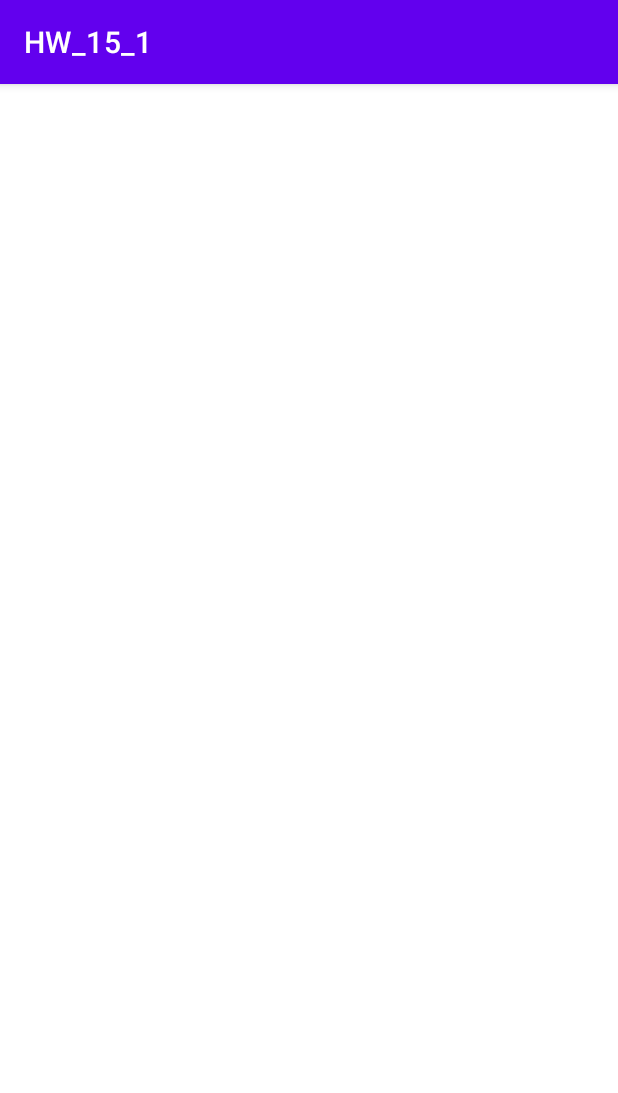
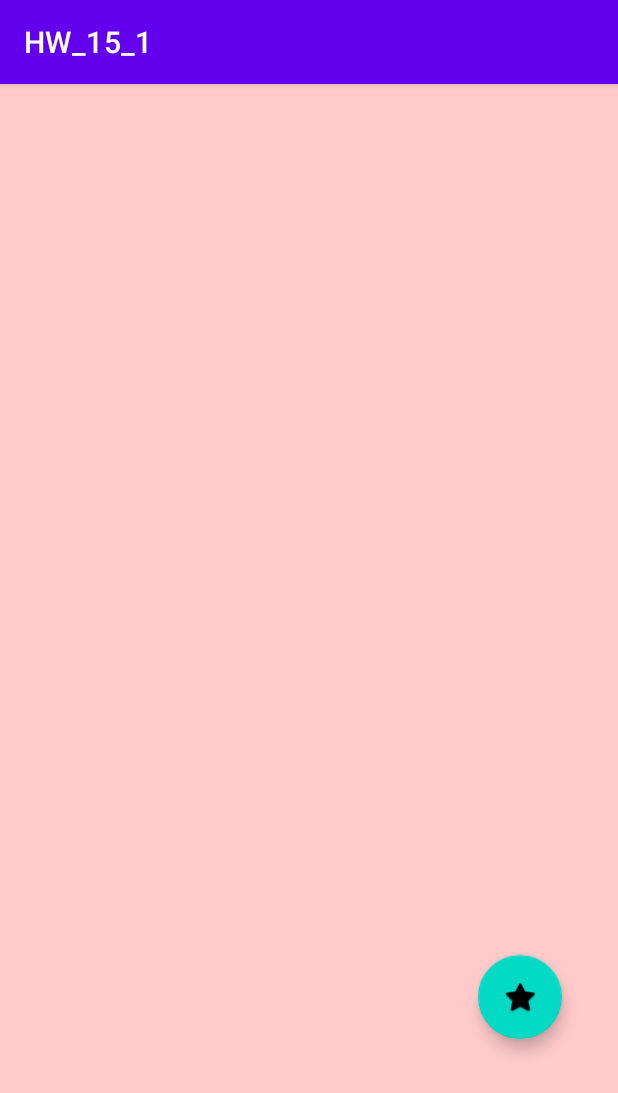
Before and after one commit to alireza-sh92/HW_15_1, an Android app: the SelectedCityFragment screen opened through its navigation route, on a phone screen of 412 x 824 dp. Shown: the top 1093 px of the screen. Run offline under Robolectric (Android 15) with nearby library versions, the phone set to English and light mode, and no system bars; libraries missing offline, so code that uses them is left out: io.sentry; 9 statements that could not run were skipped.

Commit message:
App run Correctly But Must Handler Item Selected And Delete Swaper!

```diff
--- a/app/src/main/java/com/example/hw_15_1/CityFragment.kt
+++ b/app/src/main/java/com/example/hw_15_1/CityFragment.kt
@@ -1,6 +1,7 @@
 package com.example.hw_15_1
 
 import android.os.Bundle
+import android.util.Log
 import android.view.LayoutInflater
 import android.view.View
 import android.view.ViewGroup
@@ -13,51 +14,59 @@ import androidx.recyclerview.selection.StorageStrategy
 import androidx.recyclerview.widget.LinearLayoutManager
 import androidx.recyclerview.widget.RecyclerView
 import com.example.hw_15_1.data.City
-import com.example.hw_15_1.data.getCityName
 import com.example.hw_15_1.databinding.CityFragmentBinding
 import com.example.hw_15_1.recyclerview.MyItemDetailsLookup
 import com.example.hw_15_1.recyclerview.MyItemKeyProvider
 import com.example.hw_15_1.recyclerview.RecyclerAdapter
-import com.example.hw_15_1.viewmodels.SharedViewModel
-import com.google.android.material.floatingactionbutton.FloatingActionButton
+import com.example.hw_15_1.viewmodels.MyViewModel
 
 class CityFragment : Fragment(R.layout.city_fragment) {
-    private var mySharedViewModel: SharedViewModel? = null
+    companion object{
+        const val TAG = "City Fragment"
+    }
     private lateinit var selectedCity: List<City>
     private lateinit var fragmentBinding: CityFragmentBinding
+    private val model: MyViewModel by activityViewModels()
+    private var tracker: SelectionTracker<City>? = null
 
 
     private lateinit var layoutmanager: RecyclerView.LayoutManager
     private lateinit var adapter: RecyclerView.Adapter<RecyclerAdapter.ViewHolder>
-    private val model: SharedViewModel by activityViewModels()
-    private lateinit var tracker: SelectionTracker<City>
     override fun onCreateView(
         inflater: LayoutInflater,
         container: ViewGroup?,
         savedInstanceState: Bundle?
     ): View {
         fragmentBinding = CityFragmentBinding.inflate(inflater, container, false)
-        val sendDataButton:FloatingActionButton = fragmentBinding.btChangeFragment
-        sendDataButton.setOnClickListener {
-            mySharedViewModel?.setData(selectedCity)
-        }
         return fragmentBinding.root
     }
 
     override fun onViewCreated(view: View, savedInstanceState: Bundle?) {
         super.onViewCreated(view, savedInstanceState)
+        recyclerAdapterInitialize()
+
+
+
+        val bt = fragmentBinding.btChangeFragment
+        bt.setOnClickListener {
+            if (tracker?.selection?.isEmpty != true){
+                findNavController().navigate(R.id.selectedFragment)
+            }
+        }
+
+
+
+    }
+
+    private fun recyclerAdapterInitialize() {
         val rvCity: RecyclerView = fragmentBinding.rvCity
+        val myCityList: List<City> = model.cityList.value!!
+        val adapterCity = RecyclerAdapter(myCityList)
 
-        val adapterCity = RecyclerAdapter(getCityName())
+        rvCity.layoutManager = LinearLayoutManager(context)
         rvCity.adapter = adapterCity
-        rvCity.layoutManager = LinearLayoutManager(activity)
+        adapterCity.notifyDataSetChanged()
 
-       val bt =  fragmentBinding.btChangeFragment
-            .apply {
-                setOnClickListener {
-                    findNavController().navigate(R.id.selectedFragment)
-                }
-            }
         tracker = SelectionTracker.Builder<City>(
             "mySelection",
             rvCity,
@@ -65,12 +74,26 @@ class CityFragment : Fragment(R.layout.city_fragment) {
             MyItemDetailsLookup(rvCity),
             StorageStrategy.createParcelableStorage(City::class.java)
         ).withSelectionPredicate(
-            SelectionPredicates.createSelectAnything()
+            SelectionPredicates.createSelectAnything<City?>()
         ).build()
+
+        tracker?.addObserver(
+            object : SelectionTracker.SelectionObserver<City>() {
+                override fun onSelectionChanged() {
+                    super.onSelectionChanged()
+                    val litst = tracker!!.selection.map {
+                        it
+                    }
+                    Log.d(TAG,litst.toString())
+                    model.setSelectedCity(litst)
+
+                }
+
+            }
+        )
 
         adapterCity.tracker = tracker
 
 
-
     }
 }
--- a/app/src/main/java/com/example/hw_15_1/MainActivity.kt
+++ b/app/src/main/java/com/example/hw_15_1/MainActivity.kt
@@ -11,11 +11,9 @@ class MainActivity : AppCompatActivity() {
         setContentView(R.layout.activity_main)
         Sentry.captureMessage("testing SDK setup")
 
-        val navHostFragment = supportFragmentManager.findFragmentById(R.id.nav_host_fragment) as NavHostFragment
-        val navController = navHostFragment.navController
-
-
-
+        val navHostFragment =
+            supportFragmentManager.findFragmentById(R.id.nav_host_fragment) as NavHostFragment
+        navHostFragment.navController
 
 
     }
--- a/app/src/main/java/com/example/hw_15_1/SelectedCityFragment.kt
+++ b/app/src/main/java/com/example/hw_15_1/SelectedCityFragment.kt
@@ -6,16 +6,24 @@ import android.view.View
 import android.view.ViewGroup
 import androidx.fragment.app.Fragment
 import androidx.fragment.app.activityViewModels
+import androidx.recyclerview.selection.SelectionPredicates
+import androidx.recyclerview.selection.SelectionTracker
+import androidx.recyclerview.selection.StorageStrategy
+import androidx.recyclerview.widget.LinearLayoutManager
 import androidx.recyclerview.widget.RecyclerView
+import com.example.hw_15_1.data.City
 import com.example.hw_15_1.databinding.SelectedFragmentBinding
+import com.example.hw_15_1.recyclerview.MyItemDetailsLookup
+import com.example.hw_15_1.recyclerview.MyItemKeyProvider
 import com.example.hw_15_1.recyclerview.RecyclerAdapter
-import com.example.hw_15_1.viewmodels.SharedViewModel
+import com.example.hw_15_1.viewmodels.MyViewModel
 
 class SelectedCityFragment : Fragment(R.layout.selected_fragment) {
     private var fragmentBinding: SelectedFragmentBinding? = null
     private var layoutmanager: RecyclerView.LayoutManager? = null
     private var adapter: RecyclerView.Adapter<RecyclerAdapter.ViewHolder>? = null
-    private val model: SharedViewModel by activityViewModels()
+    private val model: MyViewModel by activityViewModels()
+    private var tracker: SelectionTracker<City>? = null
 
     override fun onCreateView(
         inflater: LayoutInflater,
@@ -28,16 +36,34 @@ class SelectedCityFragment : Fragment(R.layout.selected_fragment) {
 
     override fun onViewCreated(view: View, savedInstanceState: Bundle?) {
         super.onViewCreated(view, savedInstanceState)
-        val rvSelectedCity: RecyclerView? =fragmentBinding?.rvSelectedCity
+        recyclerAdapterInitialize()
+    }
+
+    private fun recyclerAdapterInitialize() {
+        val rvCity: RecyclerView? = fragmentBinding?.rvCity
+        val mySelectedCityList: List<City>? = model.selectedCity.value!!
+        val adapterCity = RecyclerAdapter(mySelectedCityList)
+
+        rvCity?.layoutManager = LinearLayoutManager(context)
+        rvCity?.adapter = adapterCity
+        adapterCity.notifyDataSetChanged()
+
+        tracker = rvCity?.let {
+            SelectionTracker.Builder<City>(
+                "mySelection",
+                it,
+                MyItemKeyProvider(adapterCity),
+                MyItemDetailsLookup(rvCity),
+                StorageStrategy.createParcelableStorage(City::class.java)
+            ).withSelectionPredicate(
+                SelectionPredicates.createSelectAnything<City?>()
+            ).build()
+        }
 
 
-//        val adapterSelectedCity = RecyclerAdapter()
-//        rvSelectedCity.adapter = adapterSelectedCity
-//        rvSelectedCity.layoutManager = LinearLayoutManager(activity)
-//
-    }
-    override fun onDestroyView() {
-        fragmentBinding = null
-        super.onDestroyView()
+
+        adapterCity.tracker = tracker
+
+
     }
 }
--- a/app/src/main/java/com/example/hw_15_1/recyclerview/RecyclerAdapter.kt
+++ b/app/src/main/java/com/example/hw_15_1/recyclerview/RecyclerAdapter.kt
@@ -10,42 +10,44 @@ import androidx.recyclerview.widget.RecyclerView
 import com.example.hw_15_1.R
 import com.example.hw_15_1.data.City
 
-class RecyclerAdapter(private val cityList:List<City>) : RecyclerView.Adapter<RecyclerAdapter.ViewHolder>() {
+class RecyclerAdapter(private val cityList: List<City>?) :
+    RecyclerView.Adapter<RecyclerAdapter.ViewHolder>() {
     var tracker: SelectionTracker<City>? = null
-    private var selectedItemPosition:MutableList<Int> = mutableListOf()
 
-    inner class ViewHolder(itemView: View): RecyclerView.ViewHolder(itemView){
-        val cityTextView = itemView.findViewById<TextView>(R.id.tvCityName)
+    inner class ViewHolder(itemView: View) : RecyclerView.ViewHolder(itemView) {
+        private var cityTextView = itemView.findViewById<TextView>(R.id.tvCityName)
+
+        fun bind(value: String, isActivated: Boolean = false) {
+            cityTextView.text = value
+            itemView.isActivated = isActivated
+        }
 
         fun getItem(): ItemDetailsLookup.ItemDetails<City> =
-            object : ItemDetailsLookup.ItemDetails<City>()  {
+            object : ItemDetailsLookup.ItemDetails<City>() {
                 override fun getPosition(): Int = adapterPosition
-
-
-                override fun getSelectionKey(): City = cityList[position]
+                override fun getSelectionKey(): City? = cityList?.get(position)
             }
     }
 
     override fun onCreateViewHolder(parent: ViewGroup, viewType: Int): ViewHolder {
         val context = parent.context
         val inflater = LayoutInflater.from(context)
-        val cityView = inflater.inflate(R.layout.custom_view,parent,false)
+        val cityView = inflater.inflate(R.layout.custom_view, parent, false)
         return ViewHolder(cityView)
     }
 
     override fun onBindViewHolder(holder: ViewHolder, position: Int) {
+        val city: City = cityList!![position]
         tracker?.let {
-        val city: City = cityList.get(position)
-        val textView = holder.cityTextView
-        textView.setText(city.name)
+            holder.bind(city.name, it.isSelected(city))
         }
     }
 
     override fun getItemCount(): Int {
-        return cityList.size
+        return cityList!!.size
     }
 
-    fun getItem(position: Int) = cityList[position]
-    fun getPosition(name: String) = cityList.indexOfFirst { it.name == name  }
+    fun getItem(position: Int) = cityList?.get(position)
+    fun getPosition(name: String) = cityList?.indexOfFirst { it.name == name }
 
 }
--- a/app/src/main/java/com/example/hw_15_1/viewmodels/MyViewModel.kt
+++ b/app/src/main/java/com/example/hw_15_1/viewmodels/MyViewModel.kt
@@ -6,17 +6,20 @@ import androidx.lifecycle.ViewModel
 import com.example.hw_15_1.data.City
 import com.example.hw_15_1.data.getCityName
 
-class MyViewModel: ViewModel() {
-    private val city:MutableLiveData<List<City>> by lazy {
-        MutableLiveData<List<City>>().also {
-            loadCity()
-        }
+class MyViewModel : ViewModel() {
+    private val _cityList = MutableLiveData<List<City>>()
+    val cityList: LiveData<List<City>> = _cityList
+
+    private val _selectedCity = MutableLiveData<List<City>>()
+    val selectedCity:LiveData<List<City>> = _selectedCity
+
+    init {
+            _cityList.value = getCityName()
+
     }
-    fun getCity():LiveData<List<City>> {
-        return city
-    }
-    private fun loadCity() {
-        getCityName()
+
+    fun setSelectedCity(citys: List<City>) {
+        _selectedCity.value = citys
     }
 
 
--- /dev/null
+++ b/app/src/main/res/drawable/item_background.xml
@@ -0,0 +1,5 @@
+<?xml version="1.0" encoding="utf-8"?>
+<selector xmlns:android="http://schemas.android.com/apk/res/android">
+    <item android:drawable="@color/custom_selected" android:state_activated="true" />
+    <item android:drawable="@android:color/white" />
+</selector>
--- a/app/src/main/res/layout/city_fragment.xml
+++ b/app/src/main/res/layout/city_fragment.xml
@@ -13,19 +13,19 @@
         app:layout_constraintEnd_toEndOf="parent"
         app:layout_constraintStart_toStartOf="parent"
         app:layout_constraintTop_toTopOf="parent"
-        tools:listitem="@layout/custom_view"/>
+        tools:listitem="@layout/custom_view" />
 
     <com.google.android.material.floatingactionbutton.FloatingActionButton
         android:id="@+id/btChangeFragment"
         android:layout_width="wrap_content"
         android:layout_height="wrap_content"
+        android:contentDescription="TODO"
         android:src="@android:drawable/btn_star_big_on"
         app:layout_constraintBottom_toBottomOf="parent"
         app:layout_constraintEnd_toEndOf="parent"
         app:layout_constraintHorizontal_bias="0.895"
         app:layout_constraintStart_toStartOf="parent"
         app:layout_constraintTop_toBottomOf="@+id/rvCity"
-        app:layout_constraintVertical_bias="0.816"
-        android:contentDescription="TODO" />
+        app:layout_constraintVertical_bias="0.816" />
 
 </androidx.constraintlayout.widget.ConstraintLayout>
--- a/app/src/main/res/layout/custom_view.xml
+++ b/app/src/main/res/layout/custom_view.xml
@@ -11,14 +11,15 @@
         android:id="@+id/containerTvCityName"
         android:layout_width="match_parent"
         android:layout_height="wrap_content"
-        app:cardCornerRadius="16dp">
+        app:cardCornerRadius="16dp"
+        >
 
         <TextView
             android:id="@+id/tvCityName"
             android:layout_width="match_parent"
             android:layout_height="wrap_content"
             android:layout_gravity="center"
-            android:background="#FF9494"
+            android:background="@drawable/item_background"
             android:gravity="center"
             android:text="City"
             android:textSize="24sp" />
--- a/app/src/main/res/layout/selected_fragment.xml
+++ b/app/src/main/res/layout/selected_fragment.xml
@@ -1,16 +1,31 @@
 <?xml version="1.0" encoding="utf-8"?>
 <androidx.constraintlayout.widget.ConstraintLayout xmlns:android="http://schemas.android.com/apk/res/android"
     xmlns:app="http://schemas.android.com/apk/res-auto"
+    xmlns:tools="http://schemas.android.com/tools"
     android:layout_width="match_parent"
-    android:layout_height="match_parent">
+    android:layout_height="match_parent"
+    android:background="#FFCACA">
 
     <androidx.recyclerview.widget.RecyclerView
-        android:id="@+id/rvSelectedCity"
+        android:id="@+id/rvCity"
         android:layout_width="0dp"
         android:layout_height="wrap_content"
+        app:layout_constraintEnd_toEndOf="parent"
+        app:layout_constraintStart_toStartOf="parent"
+        app:layout_constraintTop_toTopOf="parent"
+        tools:listitem="@layout/custom_view" />
+
+    <com.google.android.material.floatingactionbutton.FloatingActionButton
+        android:id="@+id/btChangeFragment"
+        android:layout_width="wrap_content"
+        android:layout_height="wrap_content"
+        android:src="@android:drawable/btn_star_big_on"
         app:layout_constraintBottom_toBottomOf="parent"
         app:layout_constraintEnd_toEndOf="parent"
+        app:layout_constraintHorizontal_bias="0.895"
         app:layout_constraintStart_toStartOf="parent"
-        app:layout_constraintTop_toTopOf="parent" />
+        app:layout_constraintTop_toBottomOf="@+id/rvCity"
+        app:layout_constraintVertical_bias="0.816"
+        android:contentDescription="TODO" />
 
 </androidx.constraintlayout.widget.ConstraintLayout>
--- a/app/src/main/res/values/colors.xml
+++ b/app/src/main/res/values/colors.xml
@@ -7,4 +7,5 @@
     <color name="teal_700">#FF018786</color>
     <color name="black">#FF000000</color>
     <color name="white">#FFFFFFFF</color>
+    <color name="custom_selected">#9BE1FB</color>
 </resources>
```
Also changed, not shown: app/src/main/java/com/example/hw_15_1/recyclerview/MyItemKeyProvider.kt (+8 -6 lines), app/src/main/java/com/example/hw_15_1/viewmodels/SharedViewModel.kt (deleted, +0 -20 lines).
